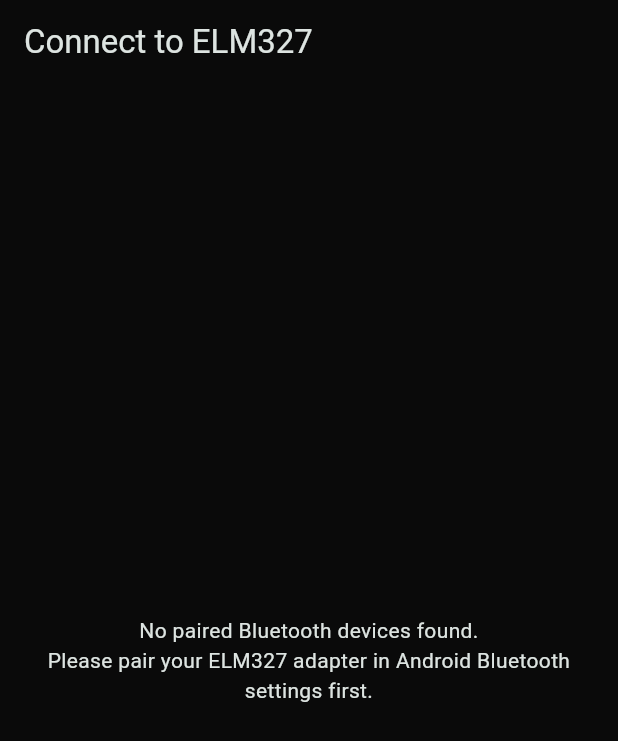
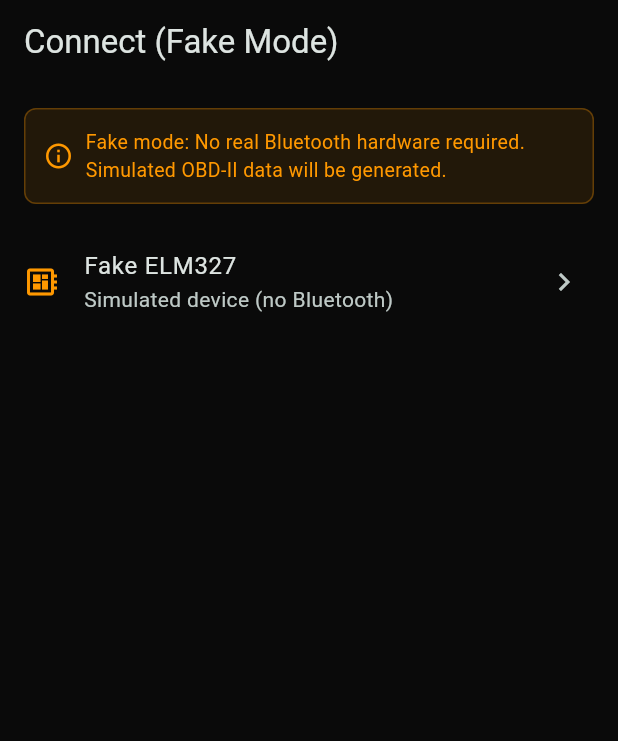
Before and after one commit to yuta-imai/tracx8, a Flutter app: the screen it shows after launch, on a phone screen of 412 x 824 dp. Shown: the top 741 px of the screen. Run offline on Flutter 3.47's test engine with Material 3 defaults, Android fonts, the phone set to English and light mode, and no system bars; our stand-ins replace flutter_bluetooth_serial, geolocator, sensors_plus, shared_preferences.

Commit message:
feat: add ElmDevice interface and FakeElmDevice for DI-based ELM327 switching
Extract ElmDevice abstract class as the interface for ELM327 communication.
Rename ElmConnection to BluetoothElmDevice (implements ElmDevice) and add
FakeElmDevice that simulates realistic OBD-II responses for development
without real hardware. ObdCollector now accepts ElmDevice via constructor
injection, and ConnectScreen adapts its UI based on the active device type.

A `useFakeDevice` flag in main.dart controls the mode switch.

https://claude.ai/code/session_01KDHnehMC1Uvb2MvkrxJfTx

```diff
--- a/lib/main.dart
+++ b/lib/main.dart
@@ -4,11 +4,18 @@ import 'package:provider/provider.dart';
 import 'api/data_uploader.dart';
 import 'gps/gps_collector.dart';
 import 'logging/csv_logger.dart';
+import 'obd/elm_connection.dart';
+import 'obd/elm_device.dart';
+import 'obd/fake_elm_device.dart';
 import 'obd/obd_collector.dart';
 import 'sensor/accel_collector.dart';
 import 'ui/screens/connect_screen.dart';
 import 'ui/screens/dashboard_screen.dart';
 import 'ui/theme/app_theme.dart';
+
+/// Set to `true` to use the simulated ELM327 device.
+/// Flip to `false` when real Bluetooth hardware is available.
+const bool useFakeDevice = true;
 
 void main() {
   WidgetsFlutterBinding.ensureInitialized();
@@ -20,9 +27,14 @@ class TracxApp extends StatelessWidget {
 
   @override
   Widget build(BuildContext context) {
+    final ElmDevice elmDevice =
+        useFakeDevice ? FakeElmDevice() : BluetoothElmDevice();
+
     return MultiProvider(
       providers: [
-        ChangeNotifierProvider(create: (_) => ObdCollector()),
+        ChangeNotifierProvider(
+          create: (_) => ObdCollector(device: elmDevice),
+        ),
         ChangeNotifierProvider(create: (_) => GpsCollector()),
         ChangeNotifierProvider(create: (_) => AccelCollector()),
         ChangeNotifierProvider(create: (_) => CsvLogger()),
--- a/lib/obd/elm_connection.dart
+++ b/lib/obd/elm_connection.dart
@@ -4,19 +4,23 @@ import 'dart:typed_data';
 
 import 'package:flutter_bluetooth_serial/flutter_bluetooth_serial.dart';
 
-/// Manages the Bluetooth RFCOMM connection to an ELM327 adapter.
-class ElmConnection {
+import 'elm_device.dart';
+
+/// Real Bluetooth RFCOMM connection to an ELM327 adapter.
+class BluetoothElmDevice implements ElmDevice {
   BluetoothConnection? _connection;
 
+  @override
   bool get isConnected => _connection?.isConnected ?? false;
 
   final _responseBuffer = StringBuffer();
   final _responseCompleter = <Completer<String>>[];
 
-  /// Connect to the given Bluetooth device.
-  Future<void> connect(BluetoothDevice device) async {
+  /// Connect to the given Bluetooth address.
+  @override
+  Future<void> connectToAddress(String address) async {
     await disconnect();
-    _connection = await BluetoothConnection.toAddress(device.address);
+    _connection = await BluetoothConnection.toAddress(address);
 
     // Listen for incoming data
     _connection!.input?.listen(
@@ -39,7 +43,7 @@ class ElmConnection {
     );
   }
 
-  /// Disconnect and clean up.
+  @override
   Future<void> disconnect() async {
     try {
       await _connection?.close();
@@ -52,7 +56,7 @@ class ElmConnection {
     _responseCompleter.clear();
   }
 
-  /// Send a command and wait for the response (until '>' prompt).
+  @override
   Future<String> sendCommand(String command, {Duration? timeout}) async {
     if (!isConnected) throw Exception('Not connected');
 
--- /dev/null
+++ b/lib/obd/elm_device.dart
@@ -0,0 +1,22 @@
+/// Abstract interface for ELM327 device communication.
+///
+/// Implementations:
+/// - [BluetoothElmDevice] — real Bluetooth SPP connection
+/// - [FakeElmDevice] — simulated device for development without hardware
+abstract class ElmDevice {
+  /// Whether the device is currently connected.
+  bool get isConnected;
+
+  /// Connect to the device at the given Bluetooth address.
+  ///
+  /// For fake implementations the [address] may be ignored.
+  Future<void> connectToAddress(String address);
+
+  /// Disconnect and release resources.
+  Future<void> disconnect();
+
+  /// Send an AT or OBD-II command and return the raw response string.
+  ///
+  /// The response includes everything up to (but not including) the '>' prompt.
+  Future<String> sendCommand(String command, {Duration? timeout});
+}
--- a/lib/obd/obd_collector.dart
+++ b/lib/obd/obd_collector.dart
@@ -1,9 +1,8 @@
 import 'dart:async';
 
 import 'package:flutter/foundation.dart';
-import 'package:flutter_bluetooth_serial/flutter_bluetooth_serial.dart';
 
-import 'elm_connection.dart';
+import 'elm_device.dart';
 import 'elm_protocol.dart';
 import 'obd_pid.dart';
 
@@ -31,6 +30,8 @@ class ObdSnapshot {
 
 /// Orchestrates OBD-II data collection by polling PIDs in a loop.
 class ObdCollector extends ChangeNotifier {
+  ObdCollector({required ElmDevice device}) : _connection = device;
+
   static const _pollPids = [
     ObdPid.engineRpm,
     ObdPid.vehicleSpeed,
@@ -39,7 +40,10 @@ class ObdCollector extends ChangeNotifier {
     ObdPid.mafFlow,
   ];
 
-  final ElmConnection _connection = ElmConnection();
+  final ElmDevice _connection;
+
+  /// The underlying [ElmDevice] used by this collector.
+  ElmDevice get device => _connection;
 
   ObdConnectionState _state = ObdConnectionState.disconnected;
   ObdConnectionState get state => _state;
@@ -53,12 +57,12 @@ class ObdCollector extends ChangeNotifier {
   bool _polling = false;
 
   /// Connect to an ELM327 device and initialize.
-  Future<void> connect(BluetoothDevice device) async {
+  Future<void> connect(String address) async {
     _state = ObdConnectionState.connecting;
     notifyListeners();
 
     try {
-      await _connection.connect(device);
+      await _connection.connectToAddress(address);
 
       // Send initialization commands
       for (final cmd in ElmProtocol.initCommands) {
--- a/lib/ui/screens/connect_screen.dart
+++ b/lib/ui/screens/connect_screen.dart
@@ -2,9 +2,13 @@ import 'package:flutter/material.dart';
 import 'package:flutter_bluetooth_serial/flutter_bluetooth_serial.dart';
 import 'package:provider/provider.dart';
 
+import '../../obd/fake_elm_device.dart';
 import '../../obd/obd_collector.dart';
 
 /// Screen for selecting and connecting to an ELM327 Bluetooth device.
+///
+/// When the injected [ElmDevice] is a [FakeElmDevice], a single
+/// "Fake ELM327" entry is shown instead of scanning for real hardware.
 class ConnectScreen extends StatefulWidget {
   const ConnectScreen({super.key, required this.onConnected});
 
@@ -18,11 +22,22 @@ class _ConnectScreenState extends State<ConnectScreen> {
   List<BluetoothDevice> _pairedDevices = [];
   bool _loading = true;
   String? _error;
+  bool _isFakeMode = false;
 
   @override
   void initState() {
     super.initState();
-    _loadPairedDevices();
+    _detectMode();
+  }
+
+  void _detectMode() {
+    final obd = context.read<ObdCollector>();
+    _isFakeMode = obd.device is FakeElmDevice;
+    if (_isFakeMode) {
+      setState(() => _loading = false);
+    } else {
+      _loadPairedDevices();
+    }
   }
 
   Future<void> _loadPairedDevices() async {
@@ -40,13 +55,13 @@ class _ConnectScreenState extends State<ConnectScreen> {
     }
   }
 
-  Future<void> _connectToDevice(BluetoothDevice device) async {
+  Future<void> _connectToDevice(String address) async {
     final obd = context.read<ObdCollector>();
 
     setState(() => _error = null);
 
     try {
-      await obd.connect(device);
+      await obd.connect(address);
       widget.onConnected();
     } catch (e) {
       setState(() => _error = 'Connection failed: $e');
@@ -56,7 +71,9 @@ class _ConnectScreenState extends State<ConnectScreen> {
   @override
   Widget build(BuildContext context) {
     return Scaffold(
-      appBar: AppBar(title: const Text('Connect to ELM327')),
+      appBar: AppBar(
+        title: Text(_isFakeMode ? 'Connect (Fake Mode)' : 'Connect to ELM327'),
+      ),
       body: _buildBody(),
     );
   }
@@ -81,7 +98,11 @@ class _ConnectScreenState extends State<ConnectScreen> {
                     _loading = true;
                     _error = null;
                   });
-                  _loadPairedDevices();
+                  if (_isFakeMode) {
+                    setState(() => _loading = false);
+                  } else {
+                    _loadPairedDevices();
+                  }
                 },
                 child: const Text('Retry'),
               ),
@@ -91,6 +112,65 @@ class _ConnectScreenState extends State<ConnectScreen> {
       );
     }
 
+    // Fake mode: show a single simulated device
+    if (_isFakeMode) {
+      return _buildFakeDeviceList();
+    }
+
+    // Real mode: show paired BT devices
+    return _buildBluetoothDeviceList();
+  }
+
+  Widget _buildFakeDeviceList() {
+    return Consumer<ObdCollector>(
+      builder: (context, obd, _) {
+        final isConnecting = obd.state == ObdConnectionState.connecting;
+
+        return ListView(
+          children: [
+            Container(
+              margin: const EdgeInsets.all(16),
+              padding: const EdgeInsets.all(12),
+              decoration: BoxDecoration(
+                color: Colors.orange.withAlpha(25),
+                borderRadius: BorderRadius.circular(8),
+                border: Border.all(color: Colors.orange.withAlpha(76)),
+              ),
+              child: const Row(
+                children: [
+                  Icon(Icons.info_outline, color: Colors.orange, size: 20),
+                  SizedBox(width: 8),
+                  Expanded(
+                    child: Text(
+                      'Fake mode: No real Bluetooth hardware required. '
+                      'Simulated OBD-II data will be generated.',
+                      style: TextStyle(fontSize: 13, color: Colors.orange),
+                    ),
+                  ),
+                ],
+              ),
+            ),
+            ListTile(
+              leading: const Icon(Icons.developer_board, color: Colors.orange),
+              title: const Text('Fake ELM327'),
+              subtitle: const Text('Simulated device (no Bluetooth)'),
+              trailing: isConnecting
+                  ? const SizedBox(
+                      width: 24,
+                      height: 24,
+                      child: CircularProgressIndicator(strokeWidth: 2),
+                    )
+                  : const Icon(Icons.chevron_right),
+              enabled: !isConnecting,
+              onTap: () => _connectToDevice('FAKE'),
+            ),
+          ],
+        );
+      },
+    );
+  }
+
+  Widget _buildBluetoothDeviceList() {
     if (_pairedDevices.isEmpty) {
       return const Center(
         child: Padding(
@@ -124,7 +204,7 @@ class _ConnectScreenState extends State<ConnectScreen> {
                     )
                   : const Icon(Icons.chevron_right),
               enabled: !isConnecting,
-              onTap: () => _connectToDevice(device),
+              onTap: () => _connectToDevice(device.address),
             );
           },
         );
```
Also changed, not shown: lib/obd/fake_elm_device.dart (added, +165 -0 lines), 1 other file.
